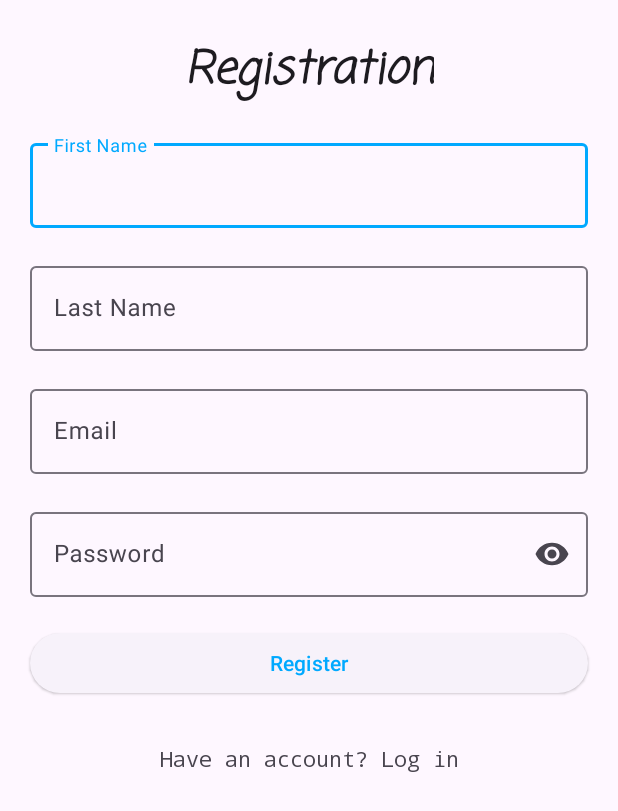
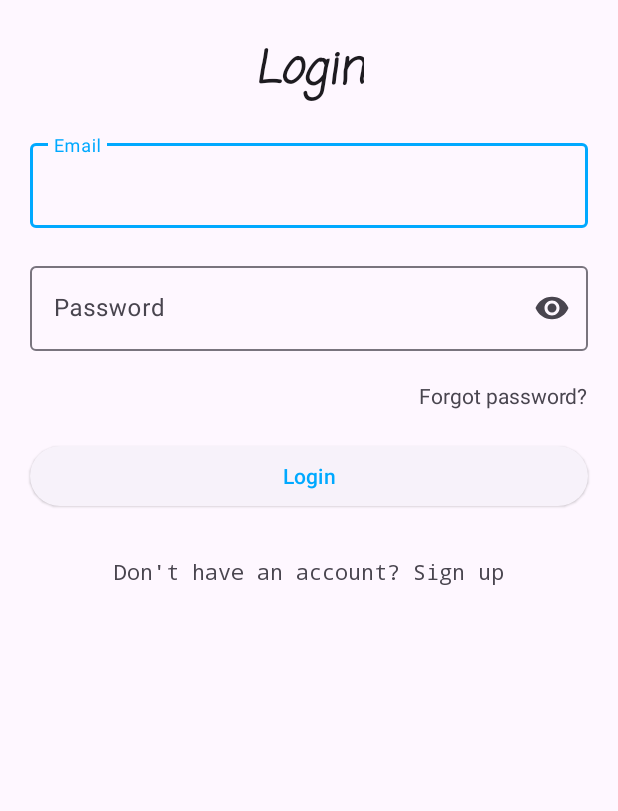
Before and after one commit to v-petrovskyi/Fasteners_Issuance_Tracking, an Android app: the screen it shows after launch (MainActivity), on a phone screen of 412 x 824 dp. Shown: the top 811 px of the screen. Run offline under Robolectric (Android 15) with nearby library versions, the light colour scheme and no system bars; our stand-ins replace Dagger/Hilt's generated code, Firebase (no records; nobody signed in at launch, a user with empty details on screens opened directly), data binding, navigation-ui.

Commit message:
add login

```diff
--- a/app/src/main/java/com/v_petr/qrandbarcodescanner/MainActivity.kt
+++ b/app/src/main/java/com/v_petr/qrandbarcodescanner/MainActivity.kt
@@ -43,11 +43,10 @@ class MainActivity : AppCompatActivity() {
 
         navController.addOnDestinationChangedListener { _, destination, _ ->
             val i =
-                if (destination.id == R.id.registerFragment) View.GONE else View.VISIBLE
+                if (destination.id == R.id.registerFragment || destination.id == R.id.loginFragment) View.GONE else View.VISIBLE
             bottomNavigationView.visibility = i
             toolbar.visibility = i
             navigationDrawer.visibility = i
-
         }
 
     }
--- a/app/src/main/java/com/v_petr/qrandbarcodescanner/data/repository/AuthRepository.kt
+++ b/app/src/main/java/com/v_petr/qrandbarcodescanner/data/repository/AuthRepository.kt
@@ -4,7 +4,7 @@ import com.v_petr.qrandbarcodescanner.data.model.User
 import com.v_petr.qrandbarcodescanner.utils.UiState
 
 interface AuthRepository {
-    fun loginUser(user: User, result: (UiState<String>) -> Unit)
+    fun loginUser(email: String, password: String, result: (UiState<String>) -> Unit)
     fun registerUser(email: String, password: String, user: User, result: (UiState<String>) -> Unit)
     fun updateUserInfo(user: User, result: (UiState<String>) -> Unit)
     fun forgotPassword(user: User, result: (UiState<String>) -> Unit)
--- a/app/src/main/java/com/v_petr/qrandbarcodescanner/data/repository/AuthRepositoryImpl.kt
+++ b/app/src/main/java/com/v_petr/qrandbarcodescanner/data/repository/AuthRepositoryImpl.kt
@@ -12,10 +12,6 @@ class AuthRepositoryImpl(
     val database: FirebaseFirestore,
     val auth: FirebaseAuth,
 ) : AuthRepository {
-    override fun loginUser(user: User, result: (UiState<String>) -> Unit) {
-        TODO("Not yet implemented")
-    }
-
     override fun registerUser(
         email: String,
         password: String,
@@ -50,6 +46,18 @@ class AuthRepositoryImpl(
             }
     }
 
+    override fun loginUser(email: String, password: String, result: (UiState<String>) -> Unit) {
+        auth.signInWithEmailAndPassword(email, password)
+            .addOnCompleteListener { task ->
+                if (task.isSuccessful) {
+                    result.invoke(UiState.Success("Login successfully"))
+                }
+            }
+            .addOnFailureListener {
+                result.invoke(UiState.Failure("Authentication failed"))
+            }
+    }
+
     override fun updateUserInfo(user: User, result: (UiState<String>) -> Unit) {
         val document = database.collection("users").document(user.id)
         document
--- a/app/src/main/java/com/v_petr/qrandbarcodescanner/ui/auth/RegisterViewModel.kt
+++ b/app/src/main/java/com/v_petr/qrandbarcodescanner/ui/auth/AuthViewModel.kt
@@ -10,12 +10,16 @@ import dagger.hilt.android.lifecycle.HiltViewModel
 import javax.inject.Inject
 
 @HiltViewModel
-class RegisterViewModel @Inject constructor(
+class AuthViewModel @Inject constructor(
     val repository: AuthRepository
 ) : ViewModel() {
     private val _register = MutableLiveData<UiState<String>>()
     val register: LiveData<UiState<String>>
         get() = _register
+
+    private val _login = MutableLiveData<UiState<String>>()
+    val login: LiveData<UiState<String>>
+        get() = _login
 
     fun register(email: String, password: String, user: User) {
         _register.value = UiState.Loading
@@ -25,5 +29,9 @@ class RegisterViewModel @Inject constructor(
         )
     }
 
+    fun login(email: String, password: String) {
+        _login.value = UiState.Loading
+        repository.loginUser(email, password) { _login.value = it }
+    }
 
 }
--- /dev/null
+++ b/app/src/main/java/com/v_petr/qrandbarcodescanner/ui/auth/LoginFragment.kt
@@ -0,0 +1,112 @@
+package com.v_petr.qrandbarcodescanner.ui.auth
+
+import android.os.Bundle
+import android.util.Patterns
+import android.view.LayoutInflater
+import android.view.View
+import android.view.ViewGroup
+import android.widget.Toast
+import androidx.fragment.app.Fragment
+import androidx.fragment.app.activityViewModels
+import androidx.navigation.fragment.findNavController
+import com.v_petr.qrandbarcodescanner.R
+import com.v_petr.qrandbarcodescanner.databinding.FragmentLoginBinding
+import com.v_petr.qrandbarcodescanner.utils.UiState
+import dagger.hilt.android.AndroidEntryPoint
+
+@AndroidEntryPoint
+class LoginFragment : Fragment() {
+
+    companion object {
+        const val TAG = "LoginFragment"
+        fun newInstance() = LoginFragment()
+    }
+
+    private var _binding: FragmentLoginBinding? = null
+    private val binding get() = _binding!!
+    private val viewModel: AuthViewModel by activityViewModels()
+
+
+    override fun onCreateView(
+        inflater: LayoutInflater,
+        container: ViewGroup?,
+        savedInstanceState: Bundle?
+    ): View? {
+        _binding = FragmentLoginBinding.inflate(layoutInflater)
+        return binding.root
+    }
+
+    override fun onViewCreated(view: View, savedInstanceState: Bundle?) {
+        super.onViewCreated(view, savedInstanceState)
+        observer()
+        binding.textViewGoToRegister.setOnClickListener {
+            findNavController().navigate(R.id.action_loginFragment_to_registerFragment)
+        }
+        binding.textViewForgotPasswort.setOnClickListener {
+
+        }
+
+        binding.loginButton.setOnClickListener {
+            if (validation()) {
+                viewModel.login(
+                    email = binding.textInputLayoutEmail.editText?.text.toString(),
+                    password = binding.textInputLayoutPassword.editText?.text.toString()
+                )
+            }
+        }
+    }
+
+    private fun observer() {
+        viewModel.login.observe(viewLifecycleOwner) { state ->
+            when (state) {
+                is UiState.Loading -> {
+                    binding.progressBarLogin.visibility = View.VISIBLE
+                    binding.loginButton.isEnabled = false
+                }
+
+                is UiState.Failure -> {
+                    Toast.makeText(context, state.error, Toast.LENGTH_SHORT).show()
+                    binding.progressBarLogin.visibility = View.GONE
+                    binding.loginButton.isEnabled = true
+                }
+
+                is UiState.Success -> {
+                    binding.progressBarLogin.visibility = View.GONE
+                    binding.loginButton.isEnabled = true
+                    Toast.makeText(context, "Success", Toast.LENGTH_SHORT).show()
+                    findNavController().navigate(R.id.action_loginFragment_to_scannerFragment)
+                }
+            }
+        }
+
+    }
+
+    private fun validation(): Boolean {
+        var isValid = true
+        if (binding.textInputLayoutEmail.editText?.text.isNullOrEmpty()) {
+            isValid = false
+            binding.textInputLayoutEmail.error = getString(R.string.field_cant_be_empty)
+        } else if (!Patterns.EMAIL_ADDRESS.matcher(
+                binding.textInputLayoutEmail.editText?.text.toString()
+            ).matches()
+        ) {
+            isValid = false
+            binding.textInputLayoutEmail.error = getString(R.string.input_correct_email)
+        } else {
+            binding.textInputLayoutEmail.isErrorEnabled = false
+        }
+        if (binding.textInputLayoutPassword.editText?.text.isNullOrEmpty()) {
+            isValid = false
+            binding.textInputLayoutPassword.error = getString(R.string.field_cant_be_empty)
+        } else {
+            if (binding.textInputLayoutPassword.editText?.text.toString().length < 6) {
+                isValid = false
+                binding.textInputLayoutPassword.error = getString(R.string.min_length_pass)
+            } else {
+                binding.textInputLayoutPassword.isErrorEnabled = false
+            }
+        }
+        return isValid
+    }
+
+}
--- a/app/src/main/java/com/v_petr/qrandbarcodescanner/ui/auth/RegisterFragment.kt
+++ b/app/src/main/java/com/v_petr/qrandbarcodescanner/ui/auth/RegisterFragment.kt
@@ -25,7 +25,7 @@ class RegisterFragment : Fragment() {
 
     private var _binding: FragmentRegisterBinding? = null
     private val binding get() = _binding!!
-    private val viewModel: RegisterViewModel by activityViewModels()
+    private val viewModel: AuthViewModel by activityViewModels()
 
     override fun onCreateView(
         inflater: LayoutInflater, container: ViewGroup?,
@@ -38,6 +38,9 @@ class RegisterFragment : Fragment() {
     override fun onViewCreated(view: View, savedInstanceState: Bundle?) {
         super.onViewCreated(view, savedInstanceState)
         observer()
+        binding.textViewHaveAnAccountLogIn.setOnClickListener {
+            findNavController().navigate(R.id.action_registerFragment_to_loginFragment)
+        }
         binding.registerButton.setOnClickListener {
             if (validation()) {
                 viewModel.register(
--- a/app/src/main/java/com/v_petr/qrandbarcodescanner/utils/FirebaseTables.kt
+++ b/app/src/main/java/com/v_petr/qrandbarcodescanner/utils/FirebaseTables.kt
@@ -2,4 +2,5 @@ package com.v_petr.qrandbarcodescanner.utils
 
 object FirebaseTables {
     const val MATERIAL_ISSUE_RECORD = "MaterialIssueRecord"
+    const val USERS = "users"
 }
--- /dev/null
+++ b/app/src/main/res/layout/fragment_login.xml
@@ -0,0 +1,98 @@
+<?xml version="1.0" encoding="utf-8"?>
+<layout xmlns:android="http://schemas.android.com/apk/res/android"
+        xmlns:app="http://schemas.android.com/apk/res-auto"
+        xmlns:tools="http://schemas.android.com/tools">
+
+    <androidx.constraintlayout.widget.ConstraintLayout
+            android:layout_width="match_parent"
+            android:layout_height="match_parent"
+            tools:context=".ui.auth.LoginFragment">
+
+        <TextView
+                android:id="@+id/textView"
+                android:text="@string/login"
+                android:layout_width="wrap_content"
+                android:layout_height="wrap_content"
+                android:textSize="30sp"
+                app:layout_constraintStart_toStartOf="parent"
+                app:layout_constraintEnd_toEndOf="parent"
+                app:layout_constraintTop_toTopOf="parent"
+                android:textAppearance="@style/TextAppearance.AppCompat.Body2"
+                android:fontFamily="casual"
+                android:textStyle="bold|italic"
+                android:layout_marginTop="24dp" />
+
+
+        <com.google.android.material.textfield.TextInputLayout
+                android:id="@+id/textInputLayout_email"
+                android:layout_width="match_parent"
+                android:layout_height="wrap_content"
+                android:layout_margin="20dp"
+                app:layout_constraintEnd_toEndOf="parent"
+                app:layout_constraintTop_toBottomOf="@+id/textView">
+
+            <com.google.android.material.textfield.TextInputEditText
+                    android:layout_width="match_parent"
+                    android:layout_height="wrap_content"
+                    android:hint="@string/email" />
+        </com.google.android.material.textfield.TextInputLayout>
+
+        <com.google.android.material.textfield.TextInputLayout
+                android:id="@+id/textInputLayout_password"
+                android:layout_width="match_parent"
+                android:layout_height="wrap_content"
+                android:layout_margin="20dp"
+                app:endIconMode="password_toggle"
+                app:layout_constraintTop_toBottomOf="@+id/textInputLayout_email"
+                app:layout_constraintStart_toStartOf="parent">
+
+            <com.google.android.material.textfield.TextInputEditText
+                    android:layout_width="match_parent"
+                    android:layout_height="wrap_content"
+                    android:hint="@string/password"
+                    android:inputType="textPassword" />
+        </com.google.android.material.textfield.TextInputLayout>
+
+        <Button
+                android:id="@+id/loginButton"
+                android:text="@string/login"
+                style="@style/Widget.Material3.Button.ElevatedButton"
+                android:layout_width="match_parent"
+                android:layout_height="wrap_content"
+                android:layout_margin="20dp"
+                app:layout_constraintEnd_toEndOf="parent"
+                app:layout_constraintStart_toStartOf="parent"
+                app:layout_constraintHorizontal_bias="0.875"
+                app:layout_constraintTop_toBottomOf="@+id/textViewForgotPasswort" />
+
+        <TextView
+                android:id="@+id/textView_go_to_register"
+                android:text="@string/dont_have_an_account_sign_up"
+                android:layout_width="wrap_content"
+                android:layout_height="wrap_content"
+                android:layout_margin="30dp"
+                app:layout_constraintEnd_toEndOf="parent"
+                app:layout_constraintStart_toStartOf="parent"
+                app:layout_constraintTop_toBottomOf="@+id/loginButton"
+                android:typeface="monospace" />
+
+        <ProgressBar
+                android:id="@+id/progressBarLogin"
+                style="?android:attr/progressBarStyle"
+                android:layout_width="wrap_content"
+                android:layout_height="wrap_content"
+                app:layout_constraintEnd_toEndOf="parent"
+                app:layout_constraintBottom_toBottomOf="@+id/loginButton"
+                app:layout_constraintStart_toStartOf="parent"
+                app:layout_constraintTop_toTopOf="@+id/loginButton" />
+
+        <TextView
+                android:id="@+id/textViewForgotPasswort"
+                android:text="@string/forgot_password"
+                android:layout_margin="20dp"
+                android:layout_width="wrap_content"
+                android:layout_height="wrap_content"
+                app:layout_constraintTop_toBottomOf="@+id/textInputLayout_password"
+                app:layout_constraintEnd_toEndOf="parent" />
+    </androidx.constraintlayout.widget.ConstraintLayout>
+</layout>
--- a/app/src/main/res/navigation/nav_graph.xml
+++ b/app/src/main/res/navigation/nav_graph.xml
@@ -3,7 +3,7 @@
     xmlns:app="http://schemas.android.com/apk/res-auto"
     xmlns:tools="http://schemas.android.com/tools"
     android:id="@+id/nav_graph"
-    app:startDestination="@id/registerFragment">
+    app:startDestination="@id/loginFragment">
 
     <fragment
         android:id="@+id/historyFragment"
@@ -38,5 +38,20 @@
         <action
                 android:id="@+id/action_registerFragment_to_scannerFragment"
                 app:destination="@id/scannerFragment" />
+        <action
+                android:id="@+id/action_registerFragment_to_loginFragment"
+                app:destination="@id/loginFragment" />
+    </fragment>
+    <fragment
+            android:id="@+id/loginFragment"
+            android:name="com.v_petr.qrandbarcodescanner.ui.auth.LoginFragment"
+            android:label="LoginFragment"
+            tools:layout="@layout/fragment_login">
+        <action
+                android:id="@+id/action_loginFragment_to_scannerFragment"
+                app:destination="@id/scannerFragment" />
+        <action
+                android:id="@+id/action_loginFragment_to_registerFragment"
+                app:destination="@id/registerFragment" />
     </fragment>
 </navigation>
--- a/app/src/main/res/values/strings.xml
+++ b/app/src/main/res/values/strings.xml
@@ -28,4 +28,7 @@
     <string name="field_cant_be_empty">Field can\'t be empty</string>
     <string name="input_correct_email">Input correct email</string>
     <string name="min_length_pass">Min length 6 symbols</string>
+    <string name="login">Login</string>
+    <string name="forgot_password">Forgot password?</string>
+    <string name="dont_have_an_account_sign_up">Don\'t have an account? Sign up</string>
 </resources>
```
Also changed, not shown: 1 other file.
